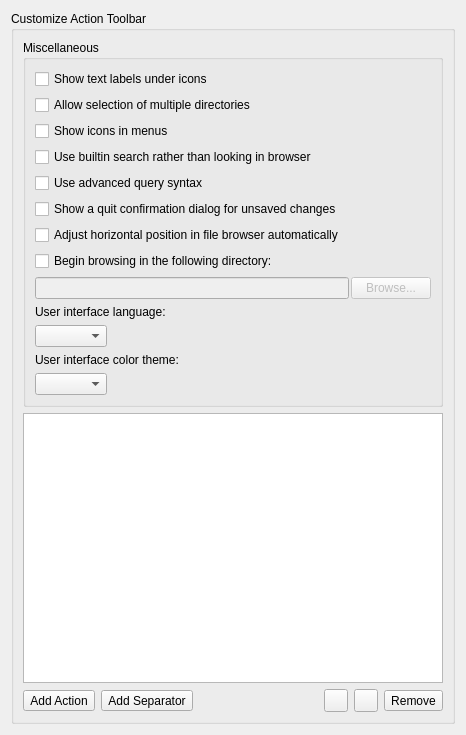
Above: ui/options_interface.ui from metabrainz/picard before the change. Below: the same form after it.
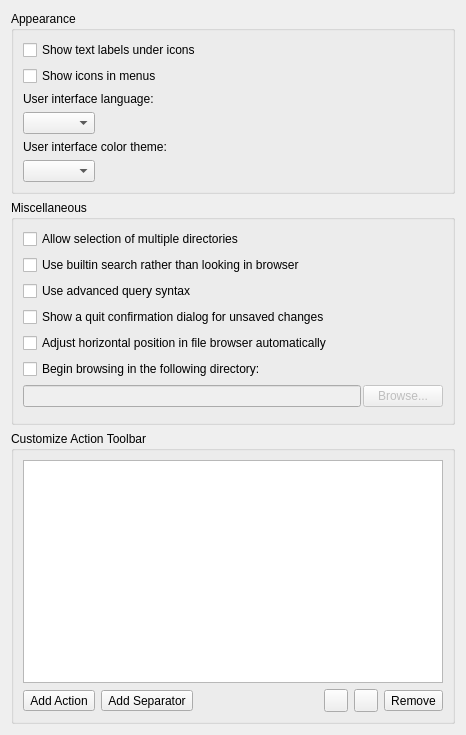
That is the form after the change. Icons and pictures are not drawn.

Commit message:
PICARD-2305: Restructure Options > User interface
Fix wrongly nested UI groups, move Appearance related options into separate group

Diff of the .ui file:
```diff
--- a/ui/options_interface.ui
+++ b/ui/options_interface.ui
@@ -12,23 +12,11 @@
   </property>
   <layout class="QVBoxLayout">
    <item>
-    <widget class="QGroupBox" name="customize_toolbar_box">
-     <property name="sizePolicy">
-      <sizepolicy hsizetype="MinimumExpanding" vsizetype="Preferred">
-       <horstretch>0</horstretch>
-       <verstretch>0</verstretch>
-      </sizepolicy>
-     </property>
+    <widget class="QGroupBox" name="groupBox">
      <property name="title">
-      <string>Customize Action Toolbar</string>
+      <string>Appearance</string>
      </property>
-     <layout class="QVBoxLayout" name="verticalLayout">
-      <item>
-       <widget class="QGroupBox" name="groupBox_2">
-        <property name="title">
-         <string>Miscellaneous</string>
-        </property>
-        <layout class="QVBoxLayout">
+     <layout class="QVBoxLayout" name="verticalLayout_3">
          <item>
           <widget class="QCheckBox" name="toolbar_show_labels">
            <property name="text">
@@ -36,13 +24,6 @@
            </property>
           </widget>
          </item>
-         <item>
-          <widget class="QCheckBox" name="toolbar_multiselect">
-           <property name="text">
-            <string>Allow selection of multiple directories</string>
-           </property>
-          </widget>
-         </item>
          <item>
           <widget class="QCheckBox" name="show_menu_icons">
            <property name="text">
@@ -51,6 +32,76 @@
           </widget>
          </item>
          <item>
+       <widget class="QLabel" name="label">
+        <property name="text">
+         <string>User interface language:</string>
+        </property>
+       </widget>
+      </item>
+      <item>
+       <layout class="QHBoxLayout" name="horizontalLayout">
+        <item>
+         <widget class="QComboBox" name="ui_language"/>
+        </item>
+        <item>
+         <spacer name="horizontalSpacer">
+          <property name="orientation">
+           <enum>Qt::Horizontal</enum>
+          </property>
+          <property name="sizeHint" stdset="0">
+           <size>
+            <width>40</width>
+            <height>20</height>
+           </size>
+          </property>
+         </spacer>
+        </item>
+       </layout>
+      </item>
+      <item>
+       <widget class="QLabel" name="label_theme">
+        <property name="text">
+         <string>User interface color theme:</string>
+        </property>
+       </widget>
+      </item>
+      <item>
+       <layout class="QHBoxLayout" name="horizontalLayout_2">
+        <item>
+         <widget class="QComboBox" name="ui_theme"/>
+        </item>
+        <item>
+         <spacer name="horizontalSpacer_2">
+          <property name="orientation">
+           <enum>Qt::Horizontal</enum>
+          </property>
+          <property name="sizeHint" stdset="0">
+           <size>
+            <width>40</width>
+            <height>20</height>
+           </size>
+          </property>
+         </spacer>
+        </item>
+       </layout>
+      </item>
+     </layout>
+    </widget>
+   </item>
+   <item>
+    <widget class="QGroupBox" name="miscellaneous_box">
+     <property name="title">
+      <string>Miscellaneous</string>
+     </property>
+     <layout class="QVBoxLayout">
+      <item>
+       <widget class="QCheckBox" name="toolbar_multiselect">
+        <property name="text">
+         <string>Allow selection of multiple directories</string>
+        </property>
+       </widget>
+      </item>
+      <item>
           <widget class="QCheckBox" name="builtin_search">
            <property name="text">
             <string>Use builtin search rather than looking in browser</string>
@@ -109,33 +160,6 @@
            </item>
           </layout>
          </item>
-         <item>
-          <widget class="QLabel" name="label">
-           <property name="text">
-            <string>User interface language:</string>
-           </property>
-          </widget>
-         </item>
-         <item>
-          <layout class="QHBoxLayout" name="horizontalLayout">
-           <item>
-            <widget class="QComboBox" name="ui_language"/>
-           </item>
-           <item>
-            <spacer name="horizontalSpacer">
-             <property name="orientation">
-              <enum>Qt::Horizontal</enum>
-             </property>
-             <property name="sizeHint" stdset="0">
-              <size>
-               <width>40</width>
-               <height>20</height>
-              </size>
-             </property>
-            </spacer>
-           </item>
-          </layout>
-         </item>
          <item>
           <widget class="QWidget" name="ui_theme_container" native="true">
            <property name="enabled">
@@ -154,39 +178,24 @@
             <property name="bottomMargin">
              <number>0</number>
             </property>
-            <item>
-             <widget class="QLabel" name="label_theme">
-              <property name="text">
-               <string>User interface color theme:</string>
-              </property>
-             </widget>
-            </item>
-            <item>
-             <layout class="QHBoxLayout" name="horizontalLayout_2">
-              <item>
-               <widget class="QComboBox" name="ui_theme"/>
-              </item>
-              <item>
-               <spacer name="horizontalSpacer_2">
-                <property name="orientation">
-                 <enum>Qt::Horizontal</enum>
-                </property>
-                <property name="sizeHint" stdset="0">
-                 <size>
-                  <width>40</width>
-                  <height>20</height>
-                 </size>
-                </property>
-               </spacer>
-              </item>
-             </layout>
-            </item>
-           </layout>
+        </layout>
           </widget>
          </item>
         </layout>
        </widget>
       </item>
+   <item>
+    <widget class="QGroupBox" name="customize_toolbar_box">
+     <property name="sizePolicy">
+      <sizepolicy hsizetype="MinimumExpanding" vsizetype="Preferred">
+       <horstretch>0</horstretch>
+       <verstretch>0</verstretch>
+      </sizepolicy>
+     </property>
+     <property name="title">
+      <string>Customize Action Toolbar</string>
+     </property>
+     <layout class="QVBoxLayout" name="verticalLayout">
       <item>
        <widget class="QListWidget" name="toolbar_layout_list">
         <property name="sizePolicy">
```
Left out of the diff: 6 changed lines with no effect on the pictures. Lines whose indentation alone changed are shown as unchanged. The commit also changes 1 other file.
